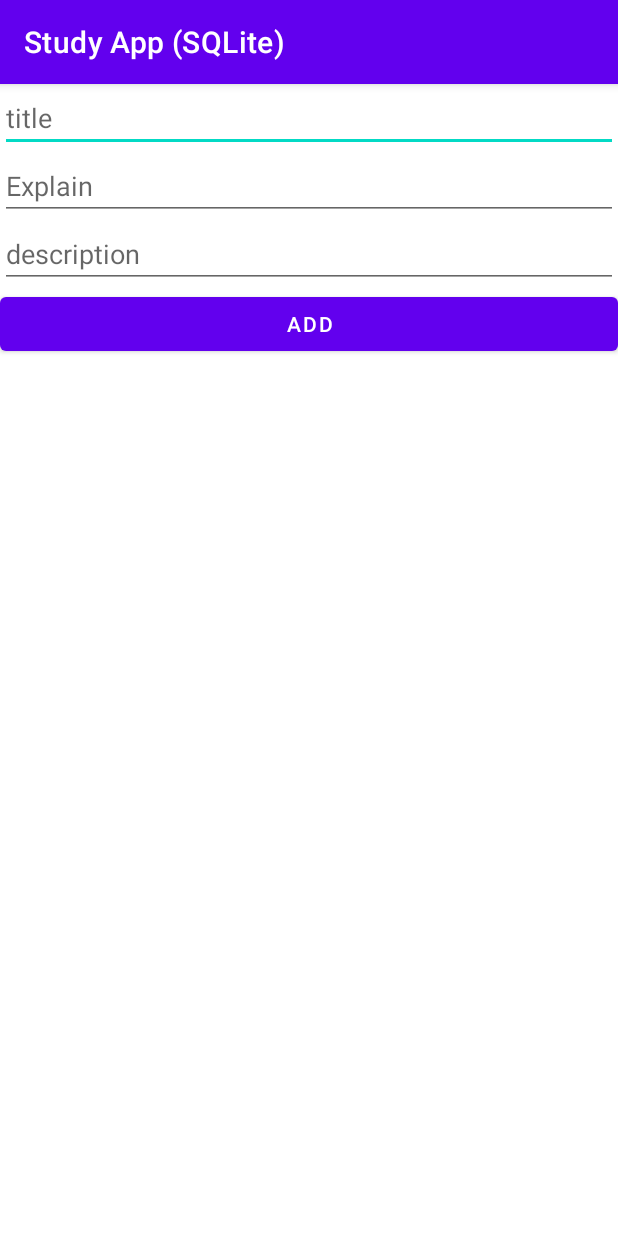
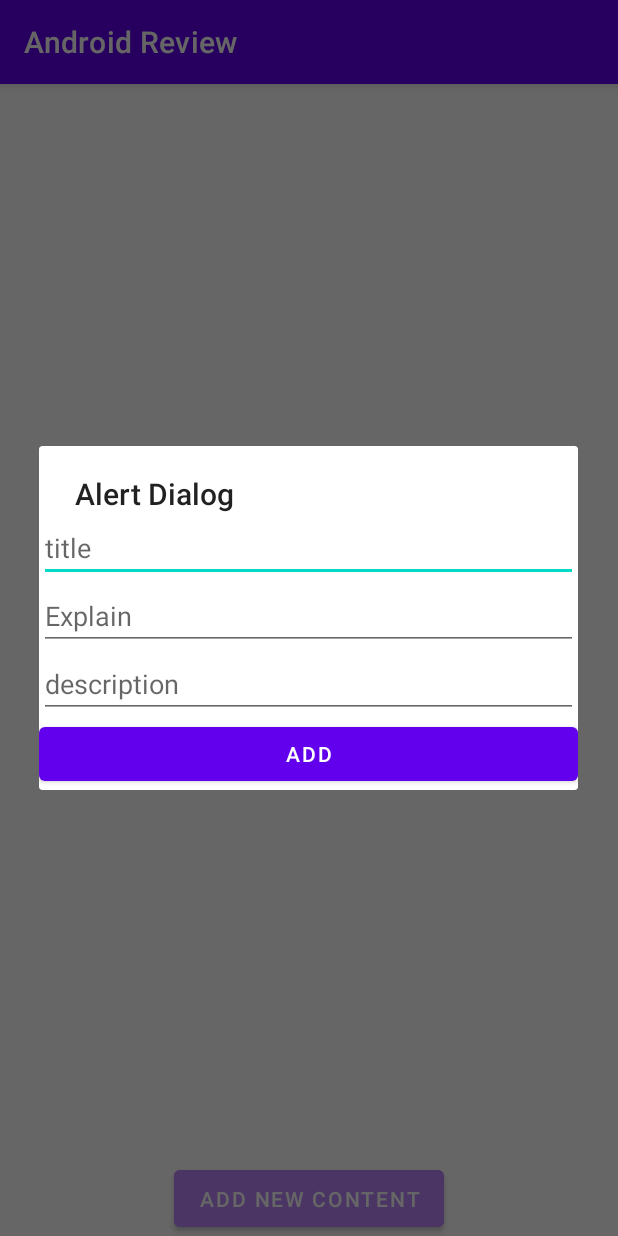
Before and after one commit to DoaaAlbishri/StudyAppSQLite, an Android app: the Android screen opened directly, with no data from a screen before it, after a tap on "ADD NEW CONTENT", on a phone screen of 412 x 824 dp. Run offline under Robolectric (Android 15) with nearby library versions, the phone set to English and light mode, and no system bars.

Commit message:
Full Study App

```diff
--- a/app/src/main/java/com/example/studyappsqlite/Android.kt
+++ b/app/src/main/java/com/example/studyappsqlite/Android.kt
@@ -7,6 +7,8 @@ import androidx.appcompat.app.AppCompatActivity
 import android.os.Bundle
 import android.widget.Button
 import android.widget.EditText
+import android.widget.TextView
+import android.widget.Toast
 import androidx.constraintlayout.widget.ConstraintLayout
 import androidx.recyclerview.widget.LinearLayoutManager
 import androidx.recyclerview.widget.RecyclerView
@@ -14,11 +16,12 @@ import androidx.recyclerview.widget.RecyclerView
 class Android : AppCompatActivity() {
     var list = ArrayList<Note>()
     lateinit var myRv : RecyclerView
+    lateinit var dbhlr :DBHlr2
     override fun onCreate(savedInstanceState: Bundle?) {
         super.onCreate(savedInstanceState)
         setContentView(R.layout.activity_android)
         setTitle("Android Review")
-        var dbhlr :DBHlr2 = DBHlr2(this)
+        dbhlr = DBHlr2(this)
         var myLayout = findViewById<ConstraintLayout>(R.id.clMain)
         var btnAdd = findViewById<Button>(R.id.button4)
         /*
@@ -26,55 +29,59 @@ class Android : AppCompatActivity() {
         dbhlr.savedata("android","Documentation", "official documentation", "Android Studio Documentation - https://developer.android.com/docs")
         dbhlr.savedata("android","Resource Files", "some resource files in the Project Overview", "colors.xml and themes.xml files. Making changes to these files allows us to set a base color for every UI Element (more on those later) we create. These UI Elements can then be changed individually if we choose to do so.")
          */
+        myRv = findViewById<RecyclerView>(R.id.myRv)
+        myRv()
         btnAdd.setOnClickListener {
-            val intent = Intent(this, NewNote::class.java)
-            startActivity(intent)
+            val dialogBuilder = AlertDialog.Builder(this)
+            val dialogView = layoutInflater.inflate(R.layout.add_dialog, null)
+            dialogBuilder.setTitle("Alert Dialog")
+            dialogBuilder.setView(dialogView)
+            val edtitle = dialogView.findViewById<EditText>(R.id.edtitle1)
+            val edmore = dialogView.findViewById<EditText>(R.id.edmore1)
+            val eddes = dialogView.findViewById<EditText>(R.id.eddes1)
+            val tvBtn = dialogView.findViewById<Button>(R.id.button6)
+            tvBtn.setOnClickListener {
+                var title =edtitle.text.toString()
+                var expl =edmore.text.toString()
+                var des =eddes.text.toString()
+                dbhlr.savedata("android",title,expl,des)
+                Toast.makeText(this, "added successfully", Toast.LENGTH_SHORT).show()
+                //retrieve data and update recycler view
+                myRv()
+            }
+            dialogBuilder.show()
         }
-        list = dbhlr.retrive("android")
-        myRv = findViewById<RecyclerView>(R.id.myRv)
-        myRv.adapter = RecyclerViewAdapter(this,list)
-        myRv.layoutManager = LinearLayoutManager(this)
     }
     fun update(s1:String,s2:String, s3:String){
-        //first we create a variable to hold an AlertDialog builder
         val dialogBuilder = AlertDialog.Builder(this)
-        // then we set up the input
-        val input = EditText(this)
-        input.hint="Enter new note"
-        // here we set the message of our alert dialog
-        //dialogBuilder.setMessage("Update Note")
-        // positive button text and action
-        dialogBuilder.setPositiveButton("ok", DialogInterface.OnClickListener { dialog, id ->
-            var dbhlr = DBHlr2(this)
-            val str = input.text.toString()
-        //    dbhlr.update(s1, str)
-            println("updated item")
+        val dialogView = layoutInflater.inflate(R.layout.update_dialog, null)
+        dialogBuilder.setTitle("Alert Dialog")
+        dialogBuilder.setView(dialogView)
+        val edtitle = dialogView.findViewById<EditText>(R.id.edtitle2)
+        val edmore = dialogView.findViewById<EditText>(R.id.edmore2)
+        val eddes = dialogView.findViewById<EditText>(R.id.eddes2)
+        val tvBtn = dialogView.findViewById<Button>(R.id.button7)
+        tvBtn.setOnClickListener {
+            var title =edtitle.text.toString()
+            var expl =edmore.text.toString()
+            var des =eddes.text.toString()
+            dbhlr.update("android",s1,s2,s3,title,expl,des)
+            Toast.makeText(this, "updated successfully", Toast.LENGTH_SHORT).show()
             //retrieve data and update recycler view
-        })
-                // negative button text and action
-                .setNegativeButton("cancel", DialogInterface.OnClickListener { dialog, id ->
-                })
-        // create dialog box
-        val alert = dialogBuilder.create()
-        // set title for alert dialog box
-        alert.setTitle("Update Note")
-        // add the Edit Text
-        alert.setView(input)
-        // show alert dialog
-        alert.show()
+            myRv()
+        }
+        dialogBuilder.show()
     }
 
     fun delete(type:String , s1:String){
-        var dbhlr = DBHlr2(this)
         dbhlr.delete(type,s1)
         println("deleted item")
         //retrieve data and update recycler view
-        val list = dbhlr.retrive("android")
-        myRv.adapter = RecyclerViewAdapter(this,list)
-        myRv.layoutManager = LinearLayoutManager(this)
+        myRv()
     }
 
     fun myRv(){
+        val list = dbhlr.retrive("android")
         myRv.adapter = RecyclerViewAdapter(this,list)
         myRv.layoutManager = LinearLayoutManager(this)
     }
--- a/app/src/main/java/com/example/studyappsqlite/NewNote.kt
+++ /dev/null
@@ -1,41 +0,0 @@
-package com.example.studyappsqlite
-
-import androidx.appcompat.app.AppCompatActivity
-import android.os.Bundle
-import android.widget.Button
-import android.widget.EditText
-import android.widget.Toast
-
-class NewNote : AppCompatActivity() {
-    lateinit var edtitle: EditText
-    lateinit var edmore: EditText
-    lateinit var eddes: EditText
-    lateinit var button5: Button
-    override fun onCreate(savedInstanceState: Bundle?) {
-        super.onCreate(savedInstanceState)
-        setContentView(R.layout.activity_new_note)
-        edtitle=findViewById(R.id.edtitle)
-        edmore=findViewById(R.id.edmore)
-        eddes=findViewById(R.id.eddes)
-        button5=findViewById(R.id.button5)
-        val intent =intent
-        val kotlin = intent.getStringExtra("kotlin")
-        var dbhlr :DBHlr2 = DBHlr2(this)
-        button5.setOnClickListener {
-            if(kotlin=="kotlin"){
-                var title =edtitle.text.toString()
-                var expl =edmore.text.toString()
-                var des =eddes.text.toString()
-                dbhlr.savedata("kotlin",title,expl,des)
-                Toast.makeText(this, "added successfully", Toast.LENGTH_SHORT).show()
-            }else{
-                var title =edtitle.text.toString()
-                var expl =edmore.text.toString()
-                var des =eddes.text.toString()
-                dbhlr.savedata("android",title,expl,des)
-                Toast.makeText(this, "added successfully", Toast.LENGTH_SHORT).show()
-            }
-        }
-
-    }
-}
--- /dev/null
+++ b/app/src/main/res/layout/add_dialog.xml
@@ -0,0 +1,46 @@
+<?xml version="1.0" encoding="utf-8"?>
+<androidx.constraintlayout.widget.ConstraintLayout
+    xmlns:android="http://schemas.android.com/apk/res/android"
+    xmlns:tools="http://schemas.android.com/tools"
+    android:layout_width="match_parent"
+    android:layout_height="match_parent">
+    <LinearLayout
+        android:orientation="vertical"
+        android:layout_width="match_parent"
+        android:layout_height="wrap_content"
+        tools:ignore="MissingConstraints">
+
+        <EditText
+            android:id="@+id/edtitle1"
+            android:layout_width="match_parent"
+            android:layout_height="wrap_content"
+            android:ems="10"
+            android:hint="title"
+            android:inputType="textPersonName" />
+
+        <EditText
+            android:id="@+id/edmore1"
+            android:layout_width="match_parent"
+            android:layout_height="wrap_content"
+            android:ems="10"
+            android:hint="Explain"
+            android:inputType="textPersonName" />
+
+        <EditText
+            android:id="@+id/eddes1"
+            android:layout_width="match_parent"
+            android:layout_height="wrap_content"
+            android:ems="10"
+            android:hint="description"
+            android:inputType="textPersonName" />
+
+        <Button
+            android:id="@+id/button6"
+            android:layout_width="match_parent"
+            android:layout_height="wrap_content"
+            android:text="Add" />
+
+
+    </LinearLayout>
+
+</androidx.constraintlayout.widget.ConstraintLayout>
--- a/app/src/main/res/layout/activity_new_note.xml
+++ b/app/src/main/res/layout/update_dialog.xml
@@ -1,18 +1,17 @@
 <?xml version="1.0" encoding="utf-8"?>
-<androidx.constraintlayout.widget.ConstraintLayout xmlns:android="http://schemas.android.com/apk/res/android"
-    xmlns:app="http://schemas.android.com/apk/res-auto"
+<androidx.constraintlayout.widget.ConstraintLayout
+    xmlns:android="http://schemas.android.com/apk/res/android"
     xmlns:tools="http://schemas.android.com/tools"
     android:layout_width="match_parent"
-    android:layout_height="match_parent"
-    tools:context=".NewNote">
-
+    android:layout_height="match_parent">
     <LinearLayout
+        android:orientation="vertical"
         android:layout_width="match_parent"
-        android:layout_height="match_parent"
-        android:orientation="vertical">
+        android:layout_height="wrap_content"
+        tools:ignore="MissingConstraints">
 
         <EditText
-            android:id="@+id/edtitle"
+            android:id="@+id/edtitle2"
             android:layout_width="match_parent"
             android:layout_height="wrap_content"
             android:ems="10"
@@ -20,7 +19,7 @@
             android:inputType="textPersonName" />
 
         <EditText
-            android:id="@+id/edmore"
+            android:id="@+id/edmore2"
             android:layout_width="match_parent"
             android:layout_height="wrap_content"
             android:ems="10"
@@ -28,7 +27,7 @@
             android:inputType="textPersonName" />
 
         <EditText
-            android:id="@+id/eddes"
+            android:id="@+id/eddes2"
             android:layout_width="match_parent"
             android:layout_height="wrap_content"
             android:ems="10"
@@ -36,10 +35,11 @@
             android:inputType="textPersonName" />
 
         <Button
-            android:id="@+id/button5"
+            android:id="@+id/button7"
             android:layout_width="match_parent"
             android:layout_height="wrap_content"
-            android:text="Add" />
+            android:text="update" />
+
 
     </LinearLayout>
 </androidx.constraintlayout.widget.ConstraintLayout>
```
Also changed, not shown: app/src/main/java/com/example/studyappsqlite/DBHlr.kt (deleted, +0 -65 lines), app/src/main/java/com/example/studyappsqlite/DBHlr2.kt (+16 -16 lines), app/src/main/java/com/example/studyappsqlite/Kotlin.kt (+44 -12 lines), app/src/main/java/com/example/studyappsqlite/RecyclerViewAdapter.kt (+5 -7 lines).
